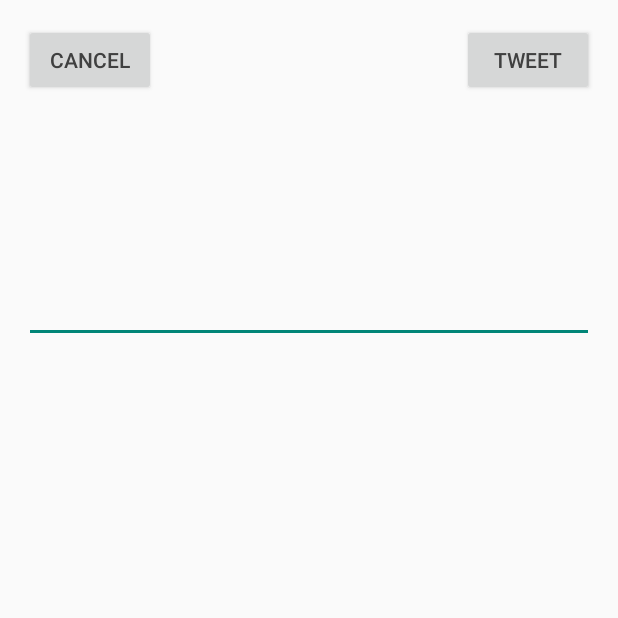
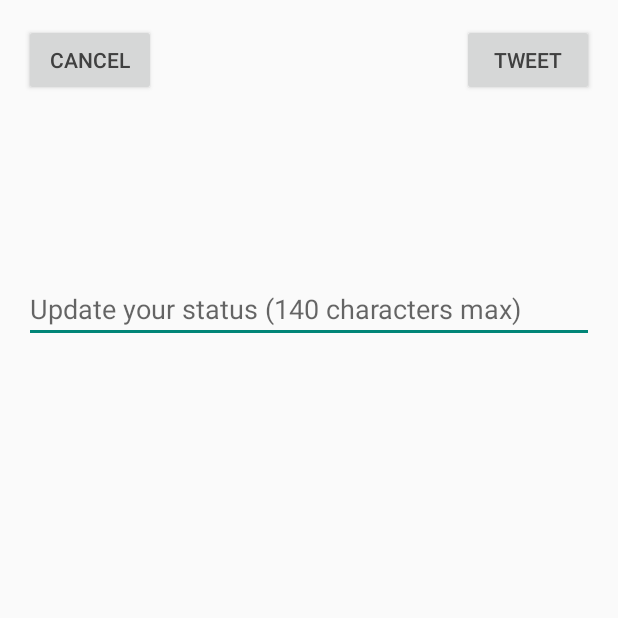
Before and after one commit to g13n/AndroidTwitterClient, an Android app: the ComposeActivity screen opened directly, with no data from a screen before it, on a phone screen of 412 x 824 dp, the top half of it. Run offline under Robolectric (Android 15) with nearby library versions, the phone set to English and light mode, and no system bars.

Commit message:
Handle Twitter status limits.

```diff
--- a/twitterclient/src/main/java/me/g13n/twitterclient/ComposeActivity.java
+++ b/twitterclient/src/main/java/me/g13n/twitterclient/ComposeActivity.java
@@ -3,7 +3,10 @@ package me.g13n.twitterclient;
 import android.app.Activity;
 import android.content.Intent;
 import android.os.Bundle;
+import android.text.Editable;
+import android.text.TextWatcher;
 import android.view.View;
+import android.widget.Button;
 import android.widget.EditText;
 import android.widget.Toast;
 
@@ -20,6 +23,51 @@ public class ComposeActivity extends Activity {
     protected void onCreate(Bundle savedInstanceState) {
         super.onCreate(savedInstanceState);
         setContentView(R.layout.activity_compose);
+
+        EditText etStatus = (EditText) findViewById(R.id.etStatus);
+        String hint = getString(R.string.status_hint);
+        etStatus.setHint(String.format(hint, STATUS_LIMIT));
+
+        errorMessage = Toast.makeText(getBaseContext(), R.string.error_length,
+                Toast.LENGTH_SHORT);
+        errorShown = false;
+
+        bindUI();
+    }
+
+    private void bindUI() {
+        EditText etStatus = (EditText) findViewById(R.id.etStatus);
+        etStatus.addTextChangedListener(new TextWatcher() {
+            @Override
+            public void beforeTextChanged(CharSequence charSequence, int i, int i2, int i3) {
+                // nothing
+            }
+
+            @Override
+            public void onTextChanged(CharSequence charSequence, int i, int i2, int i3) {
+                // nothing
+            }
+
+            @Override
+            public void afterTextChanged(Editable editable) {
+                Button btnCompose = (Button) findViewById(R.id.btnCompose);
+
+                // TODO: will it work for all languages?
+                if (editable.length() > STATUS_LIMIT) {
+                    btnCompose.setEnabled(false);
+                    if (!errorShown) {
+                        errorMessage.show();
+                        errorShown = true;
+                    }
+                } else {
+                    btnCompose.setEnabled(true);
+                    if (errorShown) {
+                        errorMessage.cancel();
+                        errorShown = false;
+                    }
+                }
+            }
+        });
     }
 
 
@@ -55,4 +103,11 @@ public class ComposeActivity extends Activity {
         finish();
     }
 
+
+    private Toast errorMessage;
+    private boolean errorShown;
+
+    /** Twitter status limit */
+    private final int STATUS_LIMIT = 140;
+
 }
--- a/twitterclient/src/main/res/values/errors.xml
+++ b/twitterclient/src/main/res/values/errors.xml
@@ -3,5 +3,6 @@
 
     <string name="error_empty_status">Status cannot be empty</string>
     <string name="error_compose">Twitter returned failure. Try again later</string>
+    <string name="error_length">Status messages cannot be more than 140 characters</string>
 
 </resources>
--- a/twitterclient/src/main/res/values/strings.xml
+++ b/twitterclient/src/main/res/values/strings.xml
@@ -13,6 +13,7 @@
     <string name="btn_cancel">Cancel</string>
     <string name="btn_compose">Tweet</string>
     <string name="profile_desc">Profile Image</string>
+    <string name="status_hint">Update your status (%d characters max)</string>
 
     <!-- Action bar icons -->
     <string name="action_login">Log in</string>
```
